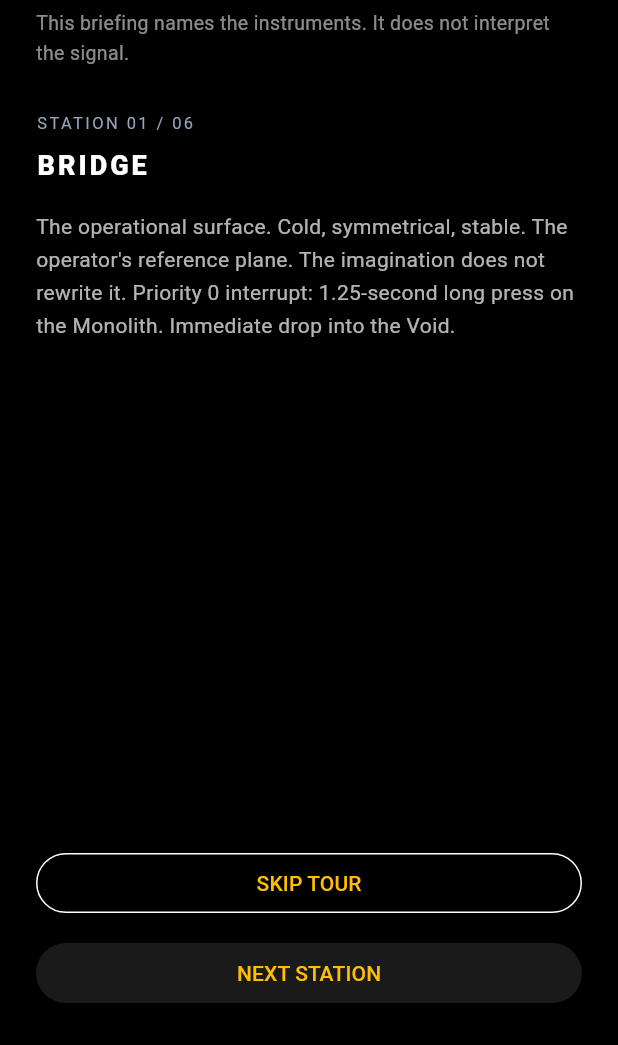
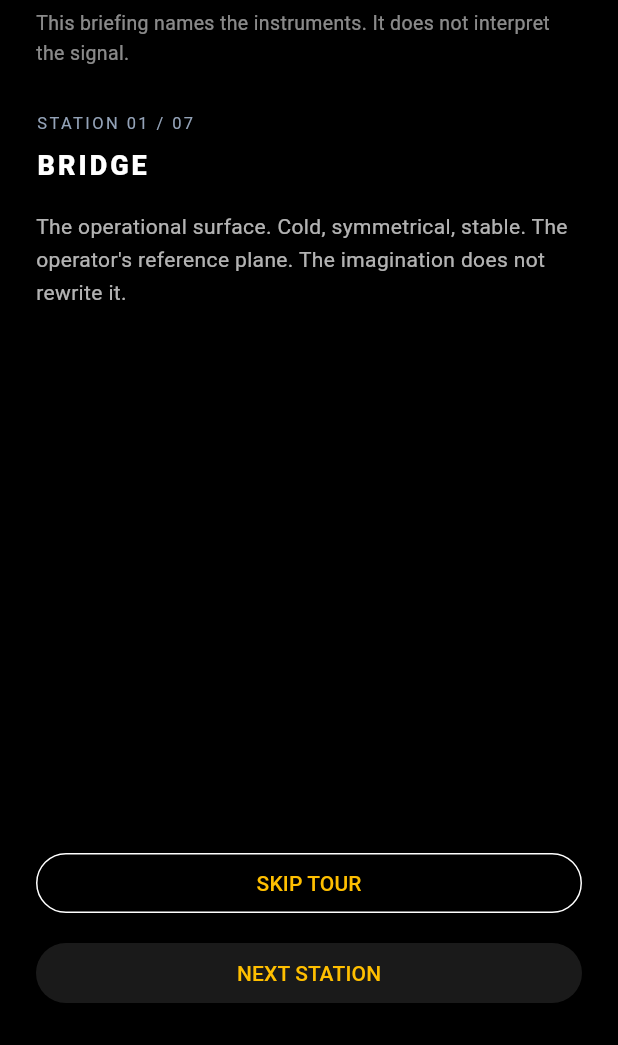
Before and after one commit to SaintZen/aegis, a Flutter app: the InstrumentTourScreen screen opened directly with empty values, on a phone screen of 412 x 824 dp, the part 191-1236 px from its top. Run offline on Flutter 3.47's test engine with Material 3 defaults, Android fonts, the phone set to English and light mode, and no system bars; our stand-ins replace audioplayers, file_picker, just_audio, local_auth, pdf, permission_handler and 6 more; missing offline and left inert: audio_waveforms, record; accounts and stored records are empty; Roboto replaces fonts that are missing (RobotoMono).

Commit message:
fix(tour): title the Priority 0 station SCRAM, never Kill Switch
Kill Switch is the old word. Station 07 is SCRAM — reactor
emergency-shutdown, decisive and protective, never violent — matching
the rename already in PR #4. Operator-facing tour copy does not say
Kill Switch.

Co-authored-by: SaintZen <SaintZen@users.noreply.github.com>

```diff
--- a/lib/data/instrument_tour_copy.dart
+++ b/lib/data/instrument_tour_copy.dart
@@ -32,9 +32,7 @@ class InstrumentTourCopy {
       name: 'BRIDGE',
       body:
           'The operational surface. Cold, symmetrical, stable. '
-          'The operator\'s reference plane. The imagination does not rewrite it. '
-          'Priority 0 interrupt: 1.25-second long press on the Monolith. '
-          'Immediate drop into the Void.',
+          'The operator\'s reference plane. The imagination does not rewrite it.',
     ),
     InstrumentTourStation(
       id: 'hollow',
@@ -74,6 +72,15 @@ class InstrumentTourCopy {
           'If any precondition is absent, the event is classified as overload. '
           'The ledger output is the durable record.',
     ),
+    InstrumentTourStation(
+      id: 'scram',
+      name: 'SCRAM',
+      body:
+          'Priority 0. Somatic override pathway. 1.25-second long press '
+          'on the Monolith. Universal interrupt. Immediate drop into the Void. '
+          'Named for the reactor emergency-shutdown: decisive and protective, '
+          'never violent.',
+    ),
   ];
 
   /// Every operator-facing string. Tests lock doctrine and voice.
```
Also changed, not shown: 1 other file.
